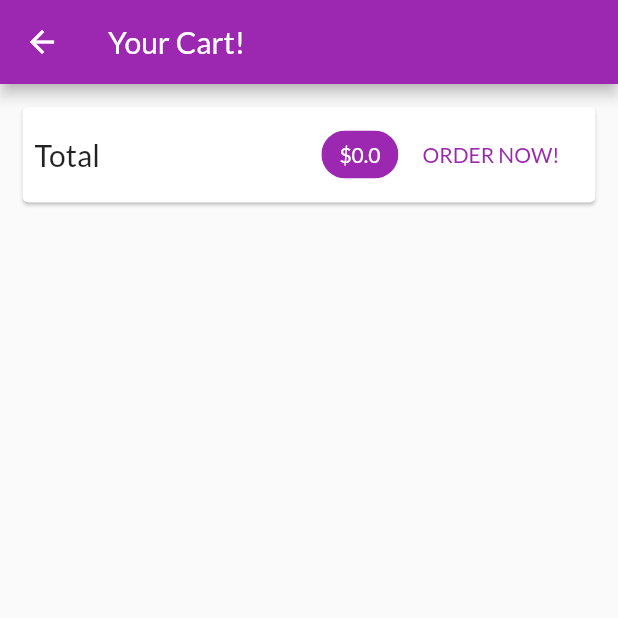
After one commit to Goldmagination/Shop-App, a Flutter app: the CartScreen screen opened by its route, on a phone screen of 412 x 824 dp, the top half of it. The commit adds this screen. Run offline on Flutter 3.47's test engine with Material 2 defaults, Android fonts, the phone set to English and light mode, and no system bars; network calls fail.

Commit message:
adding cart screen

```diff
--- a/lib/main.dart
+++ b/lib/main.dart
@@ -1,6 +1,7 @@
 import 'package:flutter/material.dart';
 import 'package:provider/provider.dart';
 
+import './screens/cart_screen.dart';
 import './screens/product_overview_screen.dart';
 import './screens/product_detail_screen.dart';
 import './providers/products_provider.dart';
@@ -31,7 +32,10 @@ class MyApp extends StatelessWidget {
           visualDensity: VisualDensity.adaptivePlatformDensity,
         ),
         home: ProductOverviewScreen(),
-        routes: {ProductDetailScreen.routeName: (ctx) => ProductDetailScreen()},
+        routes: {
+          ProductDetailScreen.routeName: (ctx) => ProductDetailScreen(),
+          CartScreen.routeName: (ctx) => CartScreen(),
+        },
       ),
     );
   }
--- a/lib/providers/cart.dart
+++ b/lib/providers/cart.dart
@@ -22,6 +22,14 @@ class Cart with ChangeNotifier {
 
   int get itemCount {
     return _items.length;
+  }
+
+  double get totalAmount {
+    var total = 0.0;
+    _items.forEach((key, cartItem) {
+      total += cartItem.price * cartItem.quantity;
+    });
+    return total;
   }
 
   void addProduct(
--- /dev/null
+++ b/lib/screens/cart_screen.dart
@@ -0,0 +1,65 @@
+import 'package:flutter/material.dart';
+import 'package:provider/provider.dart';
+
+import '../providers/cart.dart' show Cart;
+import '../widgets/cart_item.dart';
+
+class CartScreen extends StatelessWidget {
+  static const routeName = '/cart-screen';
+
+  @override
+  Widget build(BuildContext context) {
+    final cart = Provider.of<Cart>(context);
+    return Scaffold(
+      appBar: AppBar(
+        title: Text('Your Cart!'),
+      ),
+      body: Column(children: <Widget>[
+        Card(
+          margin: EdgeInsets.all(15),
+          child: Padding(
+            padding: EdgeInsets.all(8),
+            child: Row(
+                mainAxisAlignment: MainAxisAlignment.spaceAround,
+                children: <Widget>[
+                  Text(
+                    'Total',
+                    style: TextStyle(fontSize: 20),
+                  ),
+                  Spacer(),
+                  Chip(
+                    label: Text(
+                      '\$${cart.totalAmount}',
+                      style: TextStyle(
+                          color: Theme.of(context)
+                              .primaryTextTheme
+                              .headline6
+                              .color),
+                    ),
+                    backgroundColor: Theme.of(context).primaryColor,
+                  ),
+                  FlatButton(
+                    onPressed: () {},
+                    child: Text(
+                      'ORDER NOW!',
+                      style: TextStyle(color: Theme.of(context).primaryColor),
+                    ),
+                  )
+                ]),
+          ),
+        ),
+        SizedBox(height: 10),
+        Expanded(
+          child: ListView.builder(
+            itemCount: cart.itemCount,
+            itemBuilder: (ctx, index) => CartItem(
+                cart.items.values.toList()[index].id,
+                cart.items.values.toList()[index].price,
+                cart.items.values.toList()[index].quantity,
+                cart.items.values.toList()[index].title),
+          ),
+        ),
+      ]),
+    );
+  }
+}
```
Also changed, not shown: lib/screens/product_overview_screen.dart (+6 -2 lines), lib/widgets/cart_item.dart (added, +42 -0 lines).
